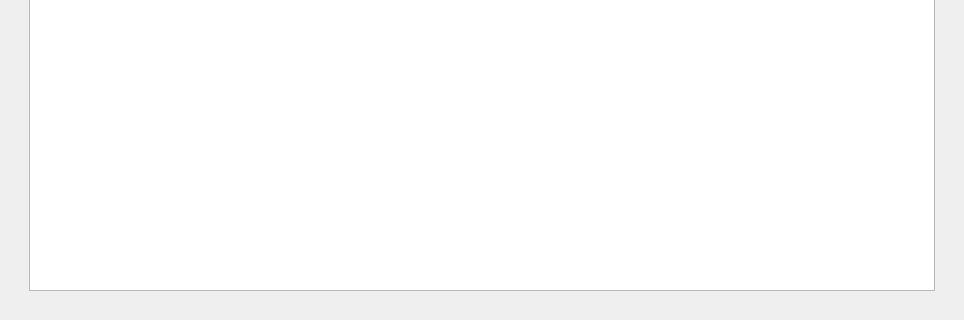
First picture: the form in infopanedropdown.ui, repository vicr123/theshell, before the edit; both pictures show x 0 to 964 and y 515 to 835 of the 964 by 835 pixel window.
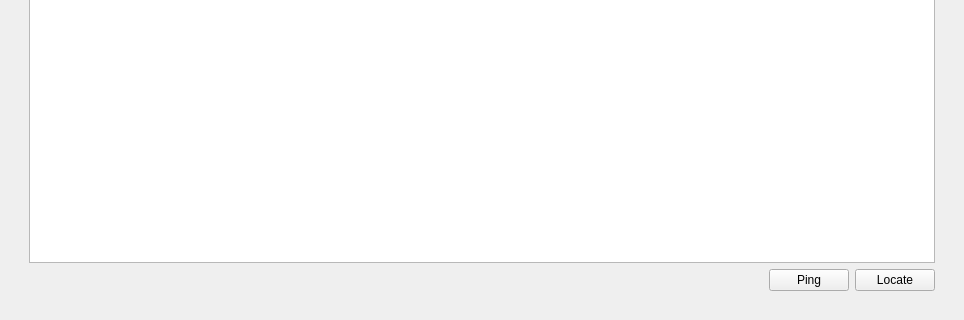
Second picture: the form after the edit. The open tabs and pages were chosen to show the change. Icons and pictures are not drawn. Custom widgets are drawn as their Qt base class.

What changed in the file:
```diff
--- a/infopanedropdown.ui
+++ b/infopanedropdown.ui
@@ -1366,10 +1366,47 @@
        </item>
        <item>
         <widget class="QFrame" name="kdeconnectArea">
-         <layout class="QHBoxLayout" name="horizontalLayout_24">
+         <layout class="QVBoxLayout" name="verticalLayout_20">
           <item>
            <widget class="QListWidget" name="kdeconnectDevices"/>
           </item>
+          <item>
+           <layout class="QHBoxLayout" name="horizontalLayout_24">
+            <item>
+             <spacer name="horizontalSpacer_22">
+              <property name="orientation">
+               <enum>Qt::Horizontal</enum>
+              </property>
+              <property name="sizeHint" stdset="0">
+               <size>
+                <width>40</width>
+                <height>20</height>
+               </size>
+              </property>
+             </spacer>
+            </item>
+            <item>
+             <widget class="QPushButton" name="pingDeviceButton">
+              <property name="text">
+               <string>Ping</string>
+              </property>
+              <property name="icon">
+               <iconset theme="network-connect"/>
+              </property>
+             </widget>
+            </item>
+            <item>
+             <widget class="QPushButton" name="locateDeviceButton">
+              <property name="text">
+               <string>Locate</string>
+              </property>
+              <property name="icon">
+               <iconset theme="audio-volume-high"/>
+              </property>
+             </widget>
+            </item>
+           </layout>
+          </item>
          </layout>
         </widget>
        </item>
```
Left out of the diff: 10 changed lines with no effect on the pictures.
